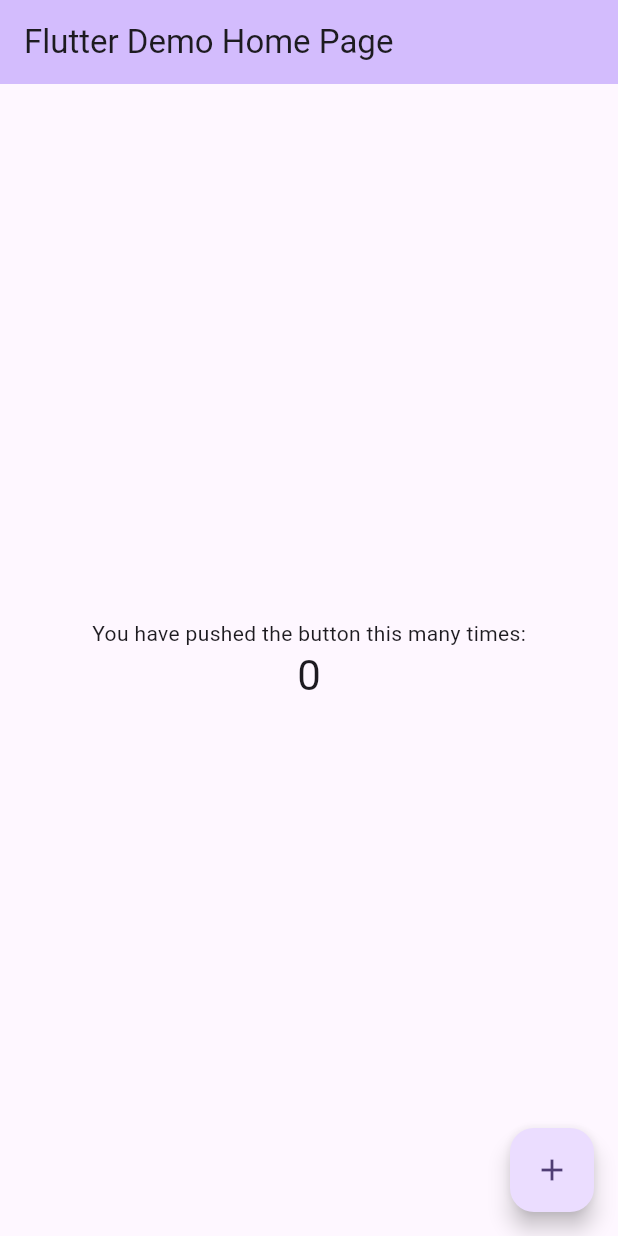
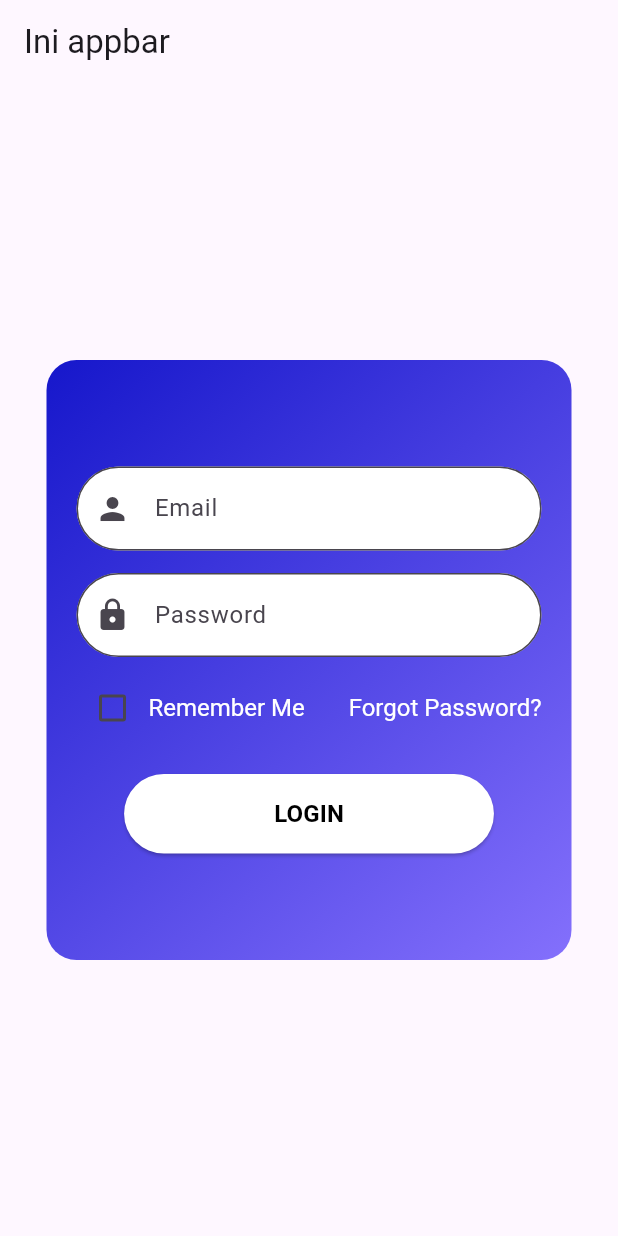
Before and after one commit to imaldi/project_baru_tes, a Flutter app: the screen it shows after launch, on a phone screen of 412 x 824 dp. Run offline on Flutter 3.47's test engine with Material 3 defaults, Android fonts, the phone set to English and light mode, and no system bars.

Commit message:
done halaman login

```diff
--- a/lib/main.dart
+++ b/lib/main.dart
@@ -1,4 +1,5 @@
 import 'package:flutter/material.dart';
+import 'package:project_baru_tes/screen/login_screen.dart';
 
 void main() {
   runApp(const MyApp());
@@ -31,7 +32,7 @@ class MyApp extends StatelessWidget {
         colorScheme: ColorScheme.fromSeed(seedColor: Colors.deepPurple),
         useMaterial3: true,
       ),
-      home: const MyHomePage(title: 'Flutter Demo Home Page'),
+      home: const LoginScreen(),
     );
   }
 }
--- /dev/null
+++ b/lib/screen/login_screen.dart
@@ -0,0 +1,139 @@
+import 'package:flutter/material.dart';
+import 'package:project_baru_tes/widget/my_gradient_container.dart';
+
+class LoginScreen extends StatefulWidget {
+  const LoginScreen({super.key});
+
+  @override
+  State<LoginScreen> createState() => _LoginScreenState();
+}
+
+class _LoginScreenState extends State<LoginScreen> {
+  final _formKey = GlobalKey<FormState>();
+  final TextEditingController emailController = TextEditingController();
+  final TextEditingController passwordController = TextEditingController();
+  bool rememberMe = false;
+
+  @override
+  Widget build(BuildContext context) {
+    return Scaffold(
+      appBar: AppBar(
+        title: Text("Ini appbar"),
+      ),
+      body: Center(
+        child: MyGradientContainer(
+          width: 350,
+          height: 400,
+          child: Padding(
+            padding: const EdgeInsets.all(20.0),
+            child: Form(
+              key: _formKey,
+              child: Column(
+                mainAxisAlignment: MainAxisAlignment.center,
+                children: [
+                  // Email Field
+                  TextFormField(
+                    controller: emailController,
+                    decoration: InputDecoration(
+                      prefixIcon: const Icon(Icons.person),
+                      hintText: 'Email',
+                      border: OutlineInputBorder(
+                        borderRadius: BorderRadius.circular(30),
+                      ),
+                      filled: true,
+                      fillColor: Colors.white,
+                    ),
+                    validator: (value) {
+                      if (value == null || value.isEmpty) {
+                        return 'Please enter your email';
+                      } else if (!RegExp(r'^[^@]+@[^@]+\.[^@]+')
+                          .hasMatch(value)) {
+                        return 'Enter a valid email address';
+                      }
+                      return null;
+                    },
+                  ),
+                  const SizedBox(height: 15),
+                  // Password Field
+                  TextFormField(
+                    controller: passwordController,
+                    obscureText: true,
+                    decoration: InputDecoration(
+                      prefixIcon: const Icon(Icons.lock),
+                      hintText: 'Password',
+                      border: OutlineInputBorder(
+                        borderRadius: BorderRadius.circular(30),
+                      ),
+                      filled: true,
+                      fillColor: Colors.white,
+                    ),
+                    validator: (value) {
+                      if (value == null || value.isEmpty) {
+                        return 'Please enter your password';
+                      } else if (value.length < 6) {
+                        return 'Password must be at least 6 characters';
+                      }
+                      return null;
+                    },
+                  ),
+                  const SizedBox(height: 10),
+                  // Remember Me and Forgot Password Row
+                  Row(
+                    mainAxisAlignment: MainAxisAlignment.spaceBetween,
+                    children: [
+                      Row(
+                        children: [
+                          Checkbox(
+                            value: rememberMe,
+                            onChanged: (value) {
+                              setState(() {
+                                rememberMe = !rememberMe;
+                              });
+                            },
+                          ),
+                          const Text(
+                            'Remember Me',
+                            style: TextStyle(color: Colors.white),
+                          ),
+                        ],
+                      ),
+                      const Text(
+                        'Forgot Password?',
+                        style: TextStyle(color: Colors.white),
+                      ),
+                    ],
+                  ),
+                  const SizedBox(height: 20),
+                  // Login Button
+                  ElevatedButton(
+                    style: ElevatedButton.styleFrom(
+                      backgroundColor: Colors.white,
+                      foregroundColor: Colors.black,
+                      padding: const EdgeInsets.symmetric(
+                          horizontal: 100, vertical: 15),
+                      shape: RoundedRectangleBorder(
+                        borderRadius: BorderRadius.circular(30),
+                      ),
+                    ),
+                    onPressed: () {
+                      if (_formKey.currentState!.validate()) {
+                        // Perform login logic here
+                        print('Email: ${emailController.text}');
+                        print('Password: ${passwordController.text}');
+                      }
+                    },
+                    child: const Text(
+                      'LOGIN',
+                      style:
+                          TextStyle(fontSize: 16, fontWeight: FontWeight.bold),
+                    ),
+                  ),
+                ],
+              ),
+            ),
+          ),
+        ),
+      ),
+    );
+  }
+}
--- /dev/null
+++ b/lib/widget/my_gradient_container.dart
@@ -0,0 +1,42 @@
+import 'package:flutter/material.dart';
+
+class MyGradientContainer extends StatelessWidget {
+  final double width;
+  final double height;
+  final Widget? child;
+  final TextStyle textStyle;
+
+  const MyGradientContainer({
+    Key? key,
+    this.width = double.infinity,
+    this.height = double.infinity,
+    this.child,
+    this.textStyle = const TextStyle(
+      color: Colors.white, // Warna default putih
+      fontSize: 16, // Ukuran teks default
+    ),
+  }) : super(key: key);
+
+  @override
+  Widget build(BuildContext context) {
+    return Container(
+      width: width,
+      height: height,
+      decoration: BoxDecoration(
+        gradient: const LinearGradient(
+          begin: Alignment.topLeft,
+          end: Alignment.bottomRight,
+          colors: [
+            Color(0xFF1617CB), // Kode warna kiri atas
+            Color(0xFF8470FC), // Kode warna kanan bawah
+          ],
+        ),
+        borderRadius: BorderRadius.circular(20), // Atur radius sesuai kebutuhan
+      ),
+      child: DefaultTextStyle(
+        style: textStyle,
+        child: child ?? const SizedBox.shrink(),
+      ),
+    );
+  }
+}
```
